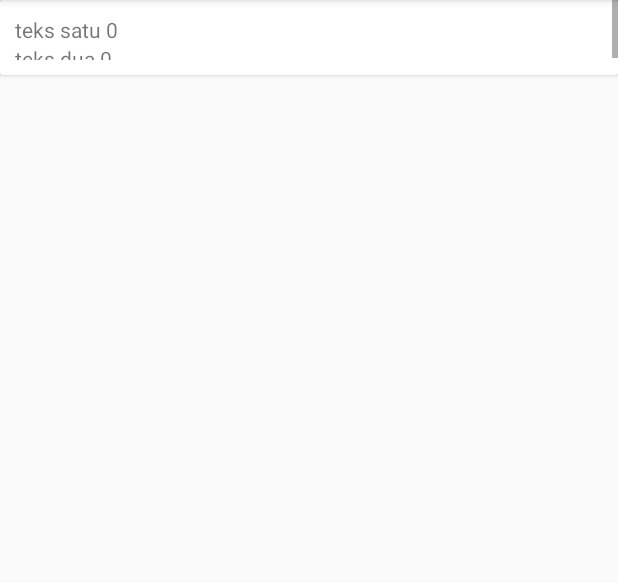
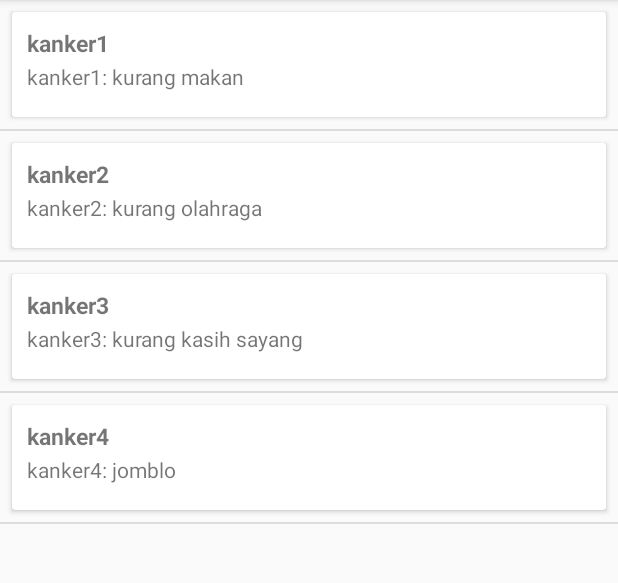
Before and after one commit to otakbeku/WH2MiDummy, an Android app: the cardViewDiagnosa screen opened directly, with no data from a screen before it, on a phone screen of 412 x 824 dp, the part 84-667 px from its top. Run offline under Robolectric (Android 15) with nearby library versions, the phone set to English and light mode, and no system bars.

```diff
--- /dev/null
+++ b/app/src/main/java/wh2mi/pelangi/wh2midummy/DividerItemDecoration.java
@@ -0,0 +1,78 @@
+package wh2mi.pelangi.wh2midummy;
+
+/**
+ * Created by Kotak Hitam on 12/1/2016.
+ */
+import android.content.Context;
+import android.content.res.TypedArray;
+import android.graphics.Canvas;
+import android.graphics.Rect;
+import android.graphics.drawable.Drawable;
+import android.support.v7.widget.LinearLayoutManager;
+import android.support.v7.widget.RecyclerView;
+import android.view.View;
+public class DividerItemDecoration extends RecyclerView.ItemDecoration {
+    private static final int[] ATTRS = new int[]{
+            android.R.attr.listDivider
+    };
+    public static final int HORIZONTAL_LIST = LinearLayoutManager.HORIZONTAL;
+    public static final int VERTICAL_LIST = LinearLayoutManager.VERTICAL;
+    private Drawable mDivider;
+    private int mOrientation;
+    public DividerItemDecoration(Context context, int orientation) {
+        final TypedArray a = context.obtainStyledAttributes(ATTRS);
+        mDivider = a.getDrawable(0);
+        a.recycle();
+        setOrientation(orientation);
+    }
+    public void setOrientation(int orientation) {
+        if (orientation != HORIZONTAL_LIST && orientation != VERTICAL_LIST) {
+            throw new IllegalArgumentException("invalid orientation");
+        }
+        mOrientation = orientation;
+    }
+    @Override
+    public void onDraw(Canvas c, RecyclerView parent) {
+        if (mOrientation == VERTICAL_LIST) {
+            drawVertical(c, parent);
+        } else {
+            drawHorizontal(c, parent);
+        }
+    }
+    public void drawVertical(Canvas c, RecyclerView parent) {
+        final int left = parent.getPaddingLeft();
+        final int right = parent.getWidth() - parent.getPaddingRight();
+        final int childCount = parent.getChildCount();
+        for (int i = 0; i < childCount; i++) {
+            final View child = parent.getChildAt(i);
+            final RecyclerView.LayoutParams params = (RecyclerView.LayoutParams) child
+                    .getLayoutParams();
+            final int top = child.getBottom() + params.bottomMargin;
+            final int bottom = top + mDivider.getIntrinsicHeight();
+            mDivider.setBounds(left, top, right, bottom);
+            mDivider.draw(c);
+        }
+    }
+    public void drawHorizontal(Canvas c, RecyclerView parent) {
+        final int top = parent.getPaddingTop();
+        final int bottom = parent.getHeight() - parent.getPaddingBottom();
+        final int childCount = parent.getChildCount();
+        for (int i = 0; i < childCount; i++) {
+            final View child = parent.getChildAt(i);
+            final RecyclerView.LayoutParams params = (RecyclerView.LayoutParams) child
+                    .getLayoutParams();
+            final int left = child.getRight() + params.rightMargin;
+            final int right = left + mDivider.getIntrinsicHeight();
+            mDivider.setBounds(left, top, right, bottom);
+            mDivider.draw(c);
+        }
+    }
+    @Override
+    public void getItemOffsets(Rect outRect, int itemPosition, RecyclerView parent) {
+        if (mOrientation == VERTICAL_LIST) {
+            outRect.set(0, 0, 0, mDivider.getIntrinsicHeight());
+        } else {
+            outRect.set(0, 0, mDivider.getIntrinsicWidth(), 0);
+        }
+    }
+}
--- a/app/src/main/java/wh2mi/pelangi/wh2midummy/HasilDiagnosa.java
+++ b/app/src/main/java/wh2mi/pelangi/wh2midummy/HasilDiagnosa.java
@@ -15,7 +15,7 @@ public class HasilDiagnosa extends Activity {
     @Override
     protected void onCreate(Bundle savedInstanceState) {
         super.onCreate(savedInstanceState);
-        setContentView(R.layout.hasildiagnosa);
+        setContentView(R.layout.recyclerdiagnosa);
 
 //        String[] Dataset_diagnosa = new String[] {
 //                "kanker","kanker","kanker","kanker"
--- a/app/src/main/java/wh2mi/pelangi/wh2midummy/cardViewDiagnosa.java
+++ b/app/src/main/java/wh2mi/pelangi/wh2midummy/cardViewDiagnosa.java
@@ -24,7 +24,7 @@ public class cardViewDiagnosa extends ActionBarActivity {
     @Override
     protected void onCreate(@Nullable Bundle savedInstanceState) {
         super.onCreate(savedInstanceState);
-        setContentView(R.layout.hasildiagnosa);
+        setContentView(R.layout.recyclerdiagnosa);
 
         recyclerView = (RecyclerView) findViewById(R.id.recyclerDiagnosa);
         recyclerView.setHasFixedSize(true);
@@ -32,7 +32,10 @@ public class cardViewDiagnosa extends ActionBarActivity {
         recyclerView.setLayoutManager(layoutManager);
         adapter = new AdapterDiagnosa(getDataset());
         recyclerView.setAdapter(adapter);
+        recyclerView.addItemDecoration(new DividerItemDecoration(this, LinearLayoutManager.VERTICAL)
+        );
     }
+
 
     @Override
     protected void onResume() {
@@ -41,16 +44,33 @@ public class cardViewDiagnosa extends ActionBarActivity {
             @Override
             public void onItemClick(int position, View v) {
                 Log.i(LOG_TAG, "menekan " + position);
+//    kalo mau nambah intent bisa disini
             }
         });
     }
+    public ArrayList<ModelObject> setArray() {
+        ArrayList result = new ArrayList<ModelObject>();
+        String[] Dataset_diagnosa = new String[]{
+                "kanker1", "kanker2", "kanker3", "kanker4"
+        };
+        String[] Dataset_desk = new String[]{
+                "kanker1: kurang makan", "kanker2: kurang olahraga", "kanker3: kurang kasih sayang", "kanker4: jomblo"
+        };
 
-    private ArrayList<ModelObject> getDataset() {
-        ArrayList result = new ArrayList<ModelObject>();
-        for (int index = 0; index < 20; index++) {
-            ModelObject object = new ModelObject("teks satu " + index, "teks dua " + index);
-            result.add(index, object);
+        for (int i = 0; i < Dataset_desk.length; i++) {
+            ModelObject obj = new ModelObject(Dataset_diagnosa[i], Dataset_desk[i]);
+            result.add(i, obj);
         }
         return result;
     }
+
+    private ArrayList<ModelObject> getDataset() {
+        ArrayList result = setArray();
+        //buat nyoba
+//        for (int index = 0; index < 20; index++) {
+//            ModelObject object = new ModelObject("teks satu " + index, "teks dua " + index);
+//            result.add(index, object);
+//        }
+        return result;
+    }
 }
--- a/app/src/main/res/layout/cardviewdiagnosa.xml
+++ b/app/src/main/res/layout/cardviewdiagnosa.xml
@@ -2,29 +2,31 @@
 <LinearLayout xmlns:android="http://schemas.android.com/apk/res/android"
     xmlns:app="http://schemas.android.com/apk/res-auto"
     android:layout_width="match_parent"
-    android:layout_height="match_parent"
+    android:layout_height="wrap_content"
     android:orientation="vertical">
 
     <android.support.v7.widget.CardView
         android:id="@+id/card_view_diagnosa"
         android:layout_width="match_parent"
-        android:layout_height="50dp"
+        android:layout_height="70dp"
         android:layout_gravity="center"
+        android:layout_margin="8dp"
         app:cardCornerRadius="2dp"
-        app:contentPadding="10dp"
-        android:layout_marginBottom="-200dp">
+        app:contentPadding="10dp">
 
 
         <RelativeLayout
-            android:layout_width="wrap_content"
-            android:layout_height="wrap_content"
-            >
+            android:layout_width="match_parent"
+            android:layout_height="match_parent">
 
             <TextView
                 android:id="@+id/teksdiagnosa"
                 android:layout_width="wrap_content"
                 android:layout_height="wrap_content"
-                android:layout_alignParentTop="true" />
+                android:layout_alignParentTop="true"
+                android:textStyle="bold"
+                android:textSize="15dp"
+                android:paddingBottom="2dp"/>
 
             <TextView
                 android:id="@+id/teksdek"
```
Also changed, not shown: app/src/main/java/wh2mi/pelangi/wh2midummy/AdapterDiagnosa.java (+1 -16 lines), app/src/main/res/layout/recyclerdiagnosa.xml (renamed from app/src/main/res/layout/hasildiagnosa.xml).
